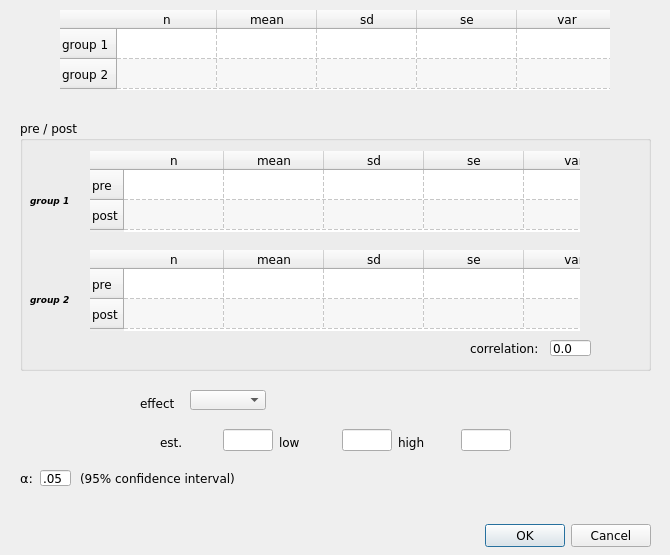
First picture: the form in continuous_data_form.ui, repository bwallace/OpenMeta-analyst-, before the edit.
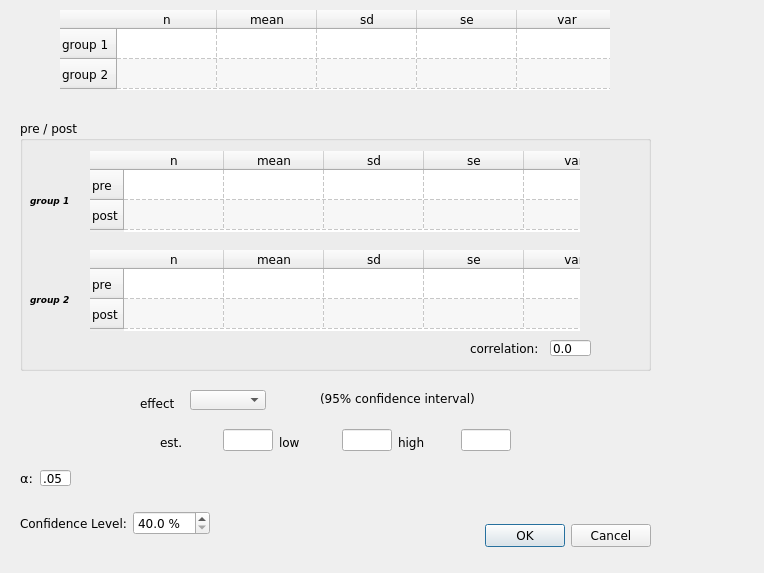
Second picture: the form after the edit. Icons and pictures are not drawn.

Patch:
```diff
--- a/continuous_data_form.ui
+++ b/continuous_data_form.ui
@@ -6,8 +6,8 @@
    <rect>
     <x>0</x>
     <y>0</y>
-    <width>670</width>
-    <height>555</height>
+    <width>764</width>
+    <height>573</height>
    </rect>
   </property>
   <property name="minimumSize">
@@ -16,12 +16,6 @@
     <height>0</height>
    </size>
   </property>
-  <property name="maximumSize">
-   <size>
-    <width>670</width>
-    <height>555</height>
-   </size>
-  </property>
   <property name="font">
    <font>
     <family>Verdana</family>
@@ -473,8 +467,8 @@
   <widget class="QLabel" name="ci_label">
    <property name="geometry">
     <rect>
-     <x>80</x>
-     <y>470</y>
+     <x>320</x>
+     <y>390</y>
      <width>251</width>
      <height>16</height>
     </rect>
@@ -655,6 +649,57 @@
     </size>
    </property>
   </widget>
+  <widget class="QWidget" name="">
+   <property name="geometry">
+    <rect>
+     <x>20</x>
+     <y>510</y>
+     <width>256</width>
+     <height>27</height>
+    </rect>
+   </property>
+   <layout class="QHBoxLayout" name="horizontalLayout">
+    <item>
+     <widget class="QLabel" name="label_3">
+      <property name="text">
+       <string>Confidence Level:</string>
+      </property>
+     </widget>
+    </item>
+    <item>
+     <widget class="QDoubleSpinBox" name="CI_spinbox">
+      <property name="suffix">
+       <string> %</string>
+      </property>
+      <property name="decimals">
+       <number>1</number>
+      </property>
+      <property name="minimum">
+       <double>40.000000000000000</double>
+      </property>
+      <property name="maximum">
+       <double>100.000000000000000</double>
+      </property>
+      <property name="singleStep">
+       <double>0.100000000000000</double>
+      </property>
+     </widget>
+    </item>
+    <item>
+     <spacer name="horizontalSpacer">
+      <property name="orientation">
+       <enum>Qt::Horizontal</enum>
+      </property>
+      <property name="sizeHint" stdset="0">
+       <size>
+        <width>40</width>
+        <height>20</height>
+       </size>
+      </property>
+     </spacer>
+    </item>
+   </layout>
+  </widget>
  </widget>
  <resources>
   <include location="images/icons.qrc"/>
```
Left out of the diff: 2 changed lines with no effect on the pictures.
